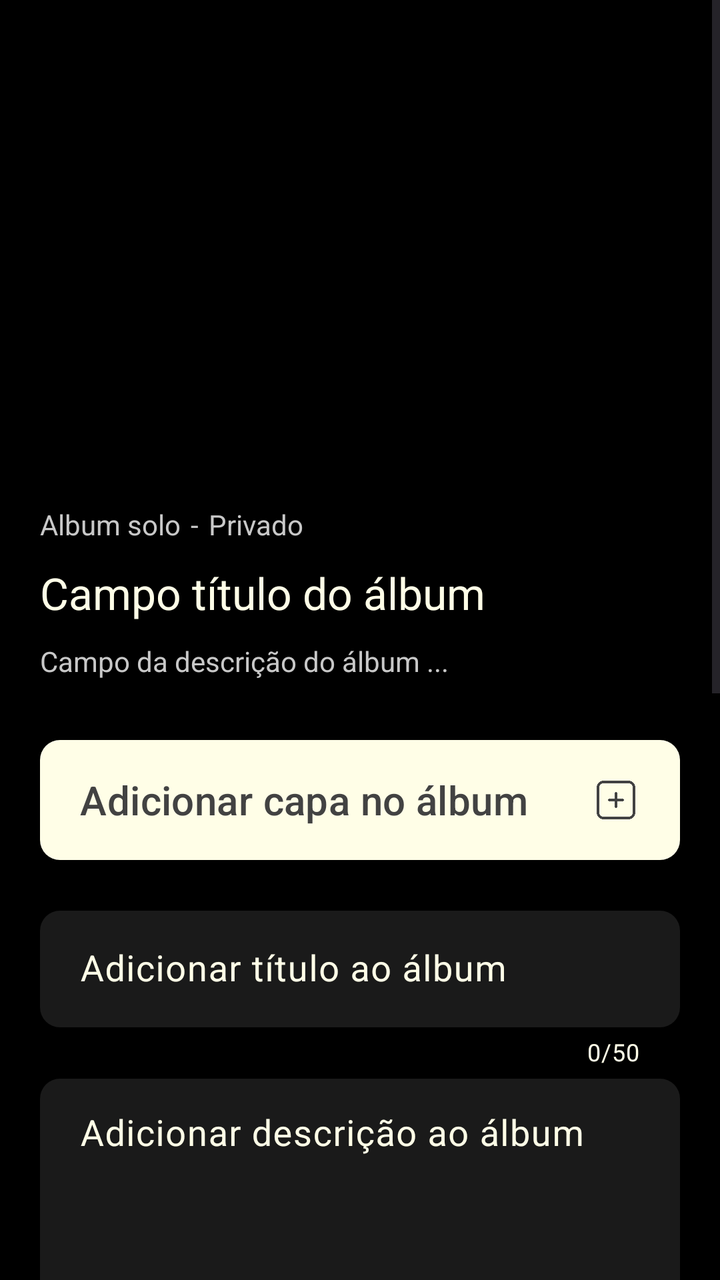
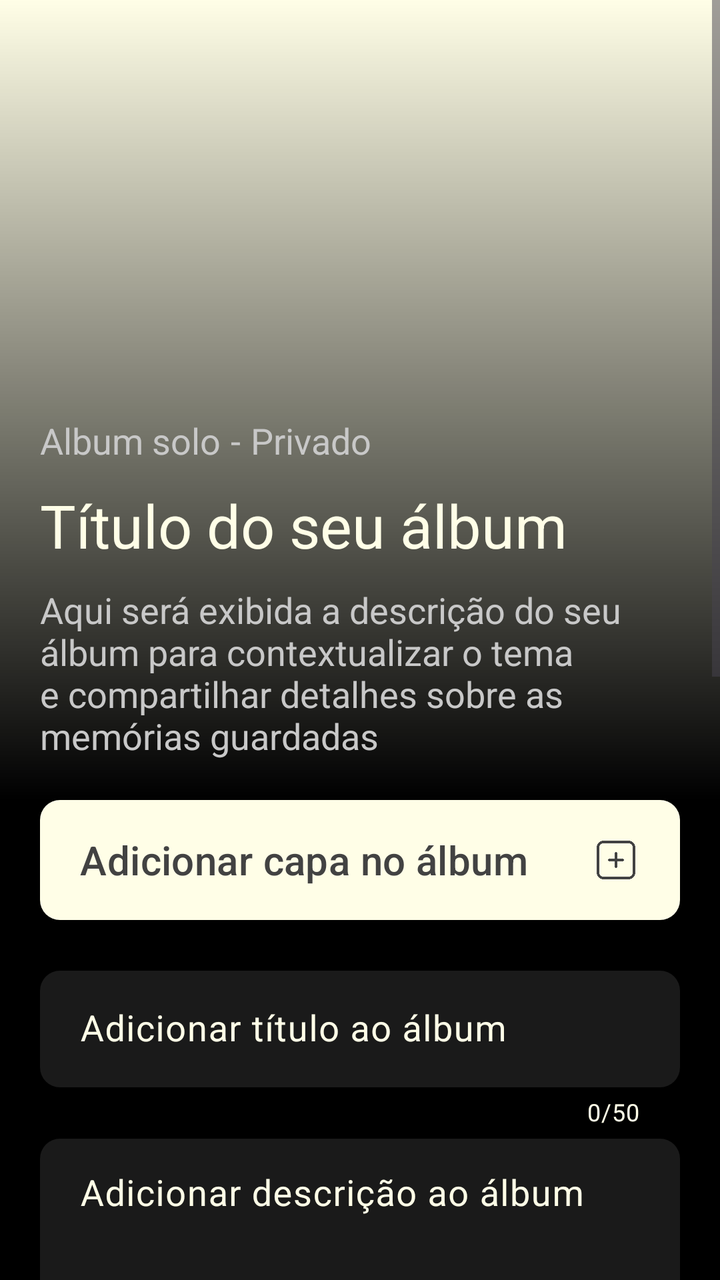

Before-and-after screenshots of an Android layout around one commit, followed by the original layout XML and the change that was made.
<!-- AndroidManifest.xml: application theme Theme.Monaly -->
<!-- res/layout/fragment_create_album.xml -->
<?xml version="1.0" encoding="utf-8"?>
<ScrollView xmlns:android="http://schemas.android.com/apk/res/android"
    xmlns:app="http://schemas.android.com/apk/res-auto"
    xmlns:tools="http://schemas.android.com/tools"
    android:layout_width="match_parent"
    android:layout_height="match_parent"
    android:background="#000000"
    android:fillViewport="true">

    <androidx.constraintlayout.widget.ConstraintLayout
        android:layout_width="match_parent"
        android:layout_height="wrap_content"
        android:paddingBottom="20dp">

        <com.google.android.material.button.MaterialButton
            android:id="@+id/btnSaveAlbum"
            android:layout_width="0dp"
            android:layout_height="60dp"
            android:layout_marginTop="20dp"
            android:layout_marginEnd="20dp"
            android:layout_weight="1"
            android:text="@string/create_album_button_save"
            android:textAllCaps="false"
            android:textColor="@color/gray_dark"
            app:backgroundTint="@color/bage_neutral"
            android:textSize="20sp"
            app:cornerRadius="10dp"
            app:layout_constraintEnd_toEndOf="parent"
            app:layout_constraintTop_toBottomOf="@+id/switchDownload" />

        <com.google.android.material.button.MaterialButton
            android:id="@+id/btnAddParticipants"
            android:layout_width="0dp"
            android:layout_height="60dp"
            android:layout_marginStart="20dp"
            android:layout_marginEnd="20dp"
            android:layout_weight="1"
            android:text="@string/create_album_button_add_participants"
            android:textAllCaps="false"
            android:textColor="@color/gray_dark"
            android:textSize="20sp"
            android:gravity="start|center_vertical"
            app:backgroundTint="@color/bage_neutral"
            app:cornerRadius="10dp"
            android:paddingStart="20dp"
            android:paddingEnd="20dp"
            app:icon="@drawable/ic_add_gray_dark"
            app:iconGravity="end"
            app:iconSize="24dp"
            app:iconTint="@null"
            app:layout_constraintEnd_toStartOf="@+id/btnSaveAlbum"
            app:layout_constraintStart_toStartOf="parent"
            app:layout_constraintTop_toTopOf="@+id/btnSaveAlbum" />

        <ImageView
            android:id="@+id/ivCoverPhoto"
            android:layout_width="0dp"
            android:layout_height="350dp"
            android:scaleType="centerCrop"
            app:layout_constraintEnd_toEndOf="parent"
            app:layout_constraintStart_toStartOf="parent"
            app:layout_constraintTop_toTopOf="parent" />

        <ImageView
            android:id="@+id/imageGradientEffect"
            android:layout_width="0dp"
            android:layout_height="0dp"
            app:layout_constraintBottom_toBottomOf="@+id/ivCoverPhoto"
            app:layout_constraintEnd_toEndOf="parent"
            app:layout_constraintHorizontal_bias="0.0"
            app:layout_constraintStart_toStartOf="parent"
            app:layout_constraintTop_toTopOf="parent"
            app:layout_constraintVertical_bias="1.0"
            app:srcCompat="@drawable/bg_gradient_black" />

        <com.google.android.material.textfield.TextInputLayout
            android:id="@+id/TitleField"
            android:layout_width="match_parent"
            android:layout_height="wrap_content"
            android:layout_marginStart="20dp"
            android:layout_marginTop="20dp"
            android:layout_marginEnd="20dp"
            android:textColorHint="@color/bage_neutral"
            app:counterEnabled="true"
            app:counterMaxLength="50"
            app:counterTextColor="@color/bage_neutral"
            app:hintTextColor="@color/bage_neutral"
            app:layout_constraintEnd_toEndOf="parent"
            app:layout_constraintHorizontal_bias="0.0"
            app:layout_constraintStart_toStartOf="parent"
            app:layout_constraintTop_toBottomOf="@+id/buttonAddNewAlbum">

            <com.google.android.material.textfield.TextInputEditText
                android:id="@+id/EditTitleField"
                android:layout_width="match_parent"
                android:layout_height="wrap_content"
                android:background="@drawable/drawable_background_button_gray_deep_10_dp"
                android:hint="@string/create_album_hint_title"
                android:maxLength="50"
                android:paddingStart="20dp"
                android:paddingEnd="20dp"
                android:textColor="@color/bage_neutral"
                android:textSize="18sp" />

        </com.google.android.material.textfield.TextInputLayout>

        <com.google.android.material.textfield.TextInputLayout
            android:id="@+id/DescriptionField"
            android:layout_width="match_parent"
            android:layout_height="wrap_content"
            android:layout_marginStart="20dp"
            android:layout_marginEnd="20dp"
            app:counterEnabled="true"
            app:counterMaxLength="350"
            app:counterTextColor="@color/bage_neutral"
            android:textColorHint="@color/bage_neutral"
            app:hintTextColor="@color/bage_neutral"
            app:layout_constraintEnd_toEndOf="parent"
            app:layout_constraintStart_toStartOf="parent"
            app:layout_constraintTop_toBottomOf="@+id/TitleField">

            <com.google.android.material.textfield.TextInputEditText
                android:id="@+id/EditDescriptionField"
                android:layout_width="match_parent"
                android:layout_height="250dp"
                android:background="@drawable/drawable_background_button_gray_deep_10_dp"
                android:gravity="top|start"
                android:hint="@string/create_album_hint_description"
                android:maxLength="350"
                android:paddingStart="20dp"
                android:paddingEnd="20dp"
                android:textColor="@color/gray_medium"
                android:textSize="18sp" />

        </com.google.android.material.textfield.TextInputLayout>

        <com.google.android.material.button.MaterialButton
            android:id="@+id/buttonAddNewAlbum"
            android:layout_width="0dp"
            android:layout_height="60dp"
            android:layout_marginStart="20dp"
            android:layout_marginTop="20dp"
            android:layout_marginEnd="20dp"
            android:background="@drawable/drawable_background_button_gray_dark_10_dp"
            android:gravity="start|center_vertical"
            android:paddingStart="20dp"
            android:paddingEnd="20dp"
            android:text="@string/create_album_button_add_cover"
            android:textAllCaps="false"
            android:textColor="@color/gray_dark"
            android:textSize="20sp"
            app:backgroundTint="@color/bage_neutral"
            app:icon="@drawable/ic_add_gray_dark"
            app:iconGravity="end"
            app:iconSize="24dp"
            app:iconTint="@null"
            app:layout_constraintEnd_toEndOf="parent"
            app:layout_constraintHorizontal_bias="0.0"
            app:layout_constraintStart_toStartOf="parent"
            app:layout_constraintTop_toBottomOf="@+id/ivCoverPhoto" />

        <androidx.cardview.widget.CardView
            android:id="@+id/cvParticipantsMock"
            android:layout_width="match_parent"
            android:layout_height="wrap_content"
            android:layout_marginStart="20dp"
            android:layout_marginTop="5dp"
            android:layout_marginEnd="20dp"
            app:cardBackgroundColor="#262626"
            app:cardCornerRadius="10dp"
            app:cardElevation="0dp"
            app:layout_constraintEnd_toEndOf="parent"
            app:layout_constraintStart_toStartOf="parent"
            app:layout_constraintTop_toBottomOf="@+id/DescriptionField">

            <LinearLayout
                android:layout_width="match_parent"
                android:layout_height="wrap_content"
                android:orientation="vertical"
                android:padding="20dp">

                <TextView
                    android:layout_width="wrap_content"
                    android:layout_height="wrap_content"
                    android:layout_marginBottom="30dp"
                    android:text="@string/create_album_participants_title"
                    android:textColor="@color/bage_neutral"
                    android:textSize="18sp" />

                <LinearLayout
                    android:layout_width="match_parent"
                    android:layout_height="wrap_content"
                    android:orientation="horizontal">

                    <ImageView
                        android:layout_width="40dp"
                        android:layout_height="40dp"
                        android:layout_marginEnd="15dp"
                        android:background="@drawable/drawable_background_button_gray_dark_10_dp"
                        android:src="@drawable/ic_profile_bage_neutral" />

                    <ImageView
                        android:layout_width="40dp"
                        android:layout_height="40dp"
                        android:layout_marginEnd="15dp"
                        android:background="@drawable/drawable_background_button_gray_dark_10_dp"
                        android:src="@drawable/ic_profile_bage_neutral" />

                    <TextView
                        android:layout_width="40dp"
                        android:layout_height="40dp"
                        android:background="@drawable/drawable_background_button_gray_dark_10_dp"
                        android:gravity="center"
                        android:text="..."
                        android:textColor="@color/bage_neutral"
                        android:textSize="18sp"
                        android:textStyle="bold" />

                </LinearLayout>

            </LinearLayout>

        </androidx.cardview.widget.CardView>

        <com.google.android.material.switchmaterial.SwitchMaterial
            android:id="@+id/switchPublic"
            android:layout_width="match_parent"
            android:layout_height="wrap_content"
            android:layout_marginStart="40dp"
            android:layout_marginTop="20dp"
            android:layout_marginEnd="40dp"
            android:text="@string/create_album_switch_public"
            android:textColor="@color/bage_neutral"
            android:textSize="16sp"
            app:layout_constraintEnd_toEndOf="parent"
            app:layout_constraintStart_toStartOf="parent"
            app:layout_constraintTop_toBottomOf="@+id/cvParticipantsMock" />

        <com.google.android.material.switchmaterial.SwitchMaterial
            android:id="@+id/switchDownload"
            android:layout_width="match_parent"
            android:layout_height="wrap_content"
            android:layout_marginStart="40dp"
            android:layout_marginTop="16dp"
            android:layout_marginEnd="40dp"
            android:text="@string/create_album_switch_download"
            android:textColor="@color/bage_neutral"
            android:textSize="16sp"
            app:layout_constraintEnd_toEndOf="parent"
            app:layout_constraintStart_toStartOf="parent"
            app:layout_constraintTop_toBottomOf="@+id/switchPublic" />

        <TextView
            android:id="@+id/textView3"
            android:layout_width="0dp"
            android:layout_height="wrap_content"
            android:layout_marginStart="20dp"
            android:layout_marginEnd="20dp"
            android:layout_marginBottom="10dp"
            android:text="@string/create_album_description_field"
            android:textColor="@color/gray_medium"
            android:textSize="14sp"
            app:layout_constraintBottom_toBottomOf="@+id/ivCoverPhoto"
            app:layout_constraintEnd_toEndOf="parent"
            app:layout_constraintStart_toStartOf="@+id/ivCoverPhoto" />

        <TextView
            android:id="@+id/textView6"
            android:layout_width="wrap_content"
            android:layout_height="wrap_content"
            android:layout_marginStart="20dp"
            android:layout_marginBottom="10dp"
            android:text="@string/create_album_title_field"
            android:textSize="22sp"
            android:textColor="@color/bage_neutral"
            app:layout_constraintBottom_toTopOf="@+id/textView3"
            app:layout_constraintStart_toStartOf="parent" />

        <TextView
            android:id="@+id/textView7"
            android:layout_width="wrap_content"
            android:layout_height="wrap_content"
            android:layout_marginStart="20dp"
            android:layout_marginBottom="10dp"
            android:text="@string/create_album_status_solo_shared"
            android:textColor="@color/gray_medium"
            android:textSize="14sp"
            app:layout_constraintBottom_toTopOf="@+id/textView6"
            app:layout_constraintStart_toStartOf="parent" />

        <TextView
            android:id="@+id/textView8"
            android:layout_width="wrap_content"
            android:layout_height="wrap_content"
            android:layout_marginStart="5dp"
            android:layout_marginBottom="10dp"
            android:text="@string/create_album_space"
            android:textColor="@color/gray_medium"
            android:textSize="14sp"
            app:layout_constraintBottom_toTopOf="@+id/textView6"
            app:layout_constraintStart_toEndOf="@+id/textView7" />

        <TextView
            android:id="@+id/textView9"
            android:layout_width="wrap_content"
            android:layout_height="wrap_content"
            android:layout_marginStart="5dp"
            android:layout_marginBottom="10dp"
            android:text="@string/create_album_status_private_public"
            android:textColor="@color/gray_medium"
            app:layout_constraintBottom_toTopOf="@+id/textView6"
            app:layout_constraintStart_toEndOf="@+id/textView8" />

    </androidx.constraintlayout.widget.ConstraintLayout>

</ScrollView>
<!-- resources referenced by this layout -->
<resources>
  <color name="bage_neutral">#fffee7</color>
  <color name="gray_dark">#424242</color>
  <color name="gray_medium">#C8C8C8</color>
  <!-- drawable bg_gradient_black (drawable) -->
  <?xml version="1.0" encoding="utf-8"?>
  <shape xmlns:android="http://schemas.android.com/apk/res/android"
  
      android:shape="rectangle">
  
      <gradient
  
          android:angle="90"
          android:startColor="@color/black"
          android:endColor="#00000000"
          android:type="linear"/>
  
  </shape>
  <!-- drawable drawable_background_button_gray_dark_10_dp (drawable) -->
  <?xml version="1.0" encoding="utf-8"?>
  <shape xmlns:android="http://schemas.android.com/apk/res/android">
  
      <corners android:radius="10dp"/>
      <solid android:color="@color/gray_dark"/>
  
  </shape>
  <!-- drawable drawable_background_button_gray_deep_10_dp (drawable) -->
  <?xml version="1.0" encoding="utf-8"?>
  <shape xmlns:android="http://schemas.android.com/apk/res/android">
  
      <solid android:color="@color/gray_deep"/>
      <corners android:radius="10dp"/>
  
  </shape>
  <!-- drawable ic_add_gray_dark: png bitmap (drawable, 1667 bytes) -->
  <!-- drawable ic_profile_bage_neutral: png bitmap (drawable, 1723 bytes) -->
  <string name="create_album_button_add_cover">Adicionar capa no álbum</string>
  <string name="create_album_button_add_participants">Adicionar participantes</string>
  <string name="create_album_button_save">Salvar</string>
  <string name="create_album_description_field">Campo da descrição do álbum ...</string>
  <string name="create_album_hint_description">Adicionar descrição ao álbum</string>
  <string name="create_album_hint_title">Adicionar título ao álbum</string>
  <string name="create_album_participants_title">Participantes</string>
  <string name="create_album_space"> - </string>
  <string name="create_album_status_private_public">Privado</string>
  <string name="create_album_status_solo_shared">Album solo</string>
  <string name="create_album_switch_download">Permitir download de mídias</string>
  <string name="create_album_switch_public">Álbum público</string>
  <string name="create_album_title_field">Campo título do álbum</string>
  <style name="Theme.Monaly" parent="Base.Theme.Monaly" />
  <color name="black">#000000</color>
  <color name="gray_deep">#1A1A1A</color>
  <style name="Base.Theme.Monaly" parent="Theme.Material3.DayNight.NoActionBar">
  
          <item name="android:navigationBarColor">@color/black</item>
  
      </style>
</resources>

<!-- the commit's change to res/layout/fragment_create_album.xml (unified diff, before → after) -->
@@ -55,7 +55,8 @@
         <ImageView
             android:id="@+id/ivCoverPhoto"
             android:layout_width="0dp"
-            android:layout_height="350dp"
+            android:layout_height="400dp"
+            android:background="@color/bage_neutral"
             android:scaleType="centerCrop"
             app:layout_constraintEnd_toEndOf="parent"
             app:layout_constraintStart_toStartOf="parent"
@@ -70,7 +71,6 @@
             app:layout_constraintHorizontal_bias="0.0"
             app:layout_constraintStart_toStartOf="parent"
             app:layout_constraintTop_toTopOf="parent"
-            app:layout_constraintVertical_bias="1.0"
             app:srcCompat="@drawable/bg_gradient_black" />
 
         <com.google.android.material.textfield.TextInputLayout
@@ -139,7 +139,6 @@
             android:layout_width="0dp"
             android:layout_height="60dp"
             android:layout_marginStart="20dp"
-            android:layout_marginTop="20dp"
             android:layout_marginEnd="20dp"
             android:background="@drawable/drawable_background_button_gray_dark_10_dp"
             android:gravity="start|center_vertical"
@@ -256,10 +255,10 @@
             android:layout_height="wrap_content"
             android:layout_marginStart="20dp"
             android:layout_marginEnd="20dp"
-            android:layout_marginBottom="10dp"
+            android:layout_marginBottom="20dp"
             android:text="@string/create_album_description_field"
             android:textColor="@color/gray_medium"
-            android:textSize="14sp"
+            android:textSize="18sp"
             app:layout_constraintBottom_toBottomOf="@+id/ivCoverPhoto"
             app:layout_constraintEnd_toEndOf="parent"
             app:layout_constraintStart_toStartOf="@+id/ivCoverPhoto" />
@@ -271,8 +270,8 @@
             android:layout_marginStart="20dp"
             android:layout_marginBottom="10dp"
             android:text="@string/create_album_title_field"
-            android:textSize="22sp"
             android:textColor="@color/bage_neutral"
+            android:textSize="30sp"
             app:layout_constraintBottom_toTopOf="@+id/textView3"
             app:layout_constraintStart_toStartOf="parent" />
 
@@ -284,7 +283,7 @@
             android:layout_marginBottom="10dp"
             android:text="@string/create_album_status_solo_shared"
             android:textColor="@color/gray_medium"
-            android:textSize="14sp"
+            android:textSize="18sp"
             app:layout_constraintBottom_toTopOf="@+id/textView6"
             app:layout_constraintStart_toStartOf="parent" />
 
@@ -296,7 +295,7 @@
             android:layout_marginBottom="10dp"
             android:text="@string/create_album_space"
             android:textColor="@color/gray_medium"
-            android:textSize="14sp"
+            android:textSize="18sp"
             app:layout_constraintBottom_toTopOf="@+id/textView6"
             app:layout_constraintStart_toEndOf="@+id/textView7" />
 
@@ -308,6 +307,7 @@
             android:layout_marginBottom="10dp"
             android:text="@string/create_album_status_private_public"
             android:textColor="@color/gray_medium"
+            android:textSize="18sp"
             app:layout_constraintBottom_toTopOf="@+id/textView6"
             app:layout_constraintStart_toEndOf="@+id/textView8" />
 
<!-- resource entries referenced after the edit -->
@@ -38,7 +38,7 @@
   <string name="create_album_button_add_cover">Adicionar capa no álbum</string>
   <string name="create_album_button_add_participants">Adicionar participantes</string>
   <string name="create_album_button_save">Salvar</string>
-  <string name="create_album_description_field">Campo da descrição do álbum ...</string>
+  <string name="create_album_description_field">Aqui será exibida a descrição do seu álbum para contextualizar o tema e compartilhar detalhes sobre as memórias guardadas</string>
   <string name="create_album_hint_description">Adicionar descrição ao álbum</string>
   <string name="create_album_hint_title">Adicionar título ao álbum</string>
   <string name="create_album_participants_title">Participantes</string>
@@ -47,7 +47,7 @@
   <string name="create_album_status_solo_shared">Album solo</string>
   <string name="create_album_switch_download">Permitir download de mídias</string>
   <string name="create_album_switch_public">Álbum público</string>
-  <string name="create_album_title_field">Campo título do álbum</string>
+  <string name="create_album_title_field">Título do seu álbum</string>
   <style name="Theme.Monaly" parent="Base.Theme.Monaly" />
   <color name="black">#000000</color>
   <color name="gray_deep">#1A1A1A</color>
